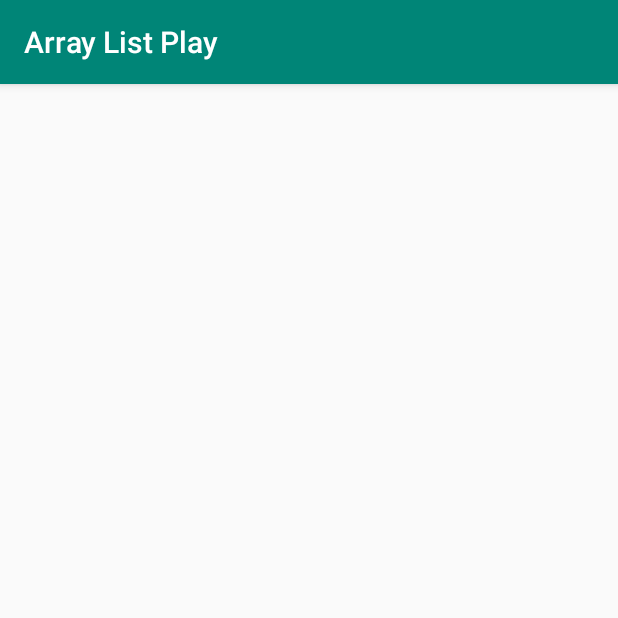
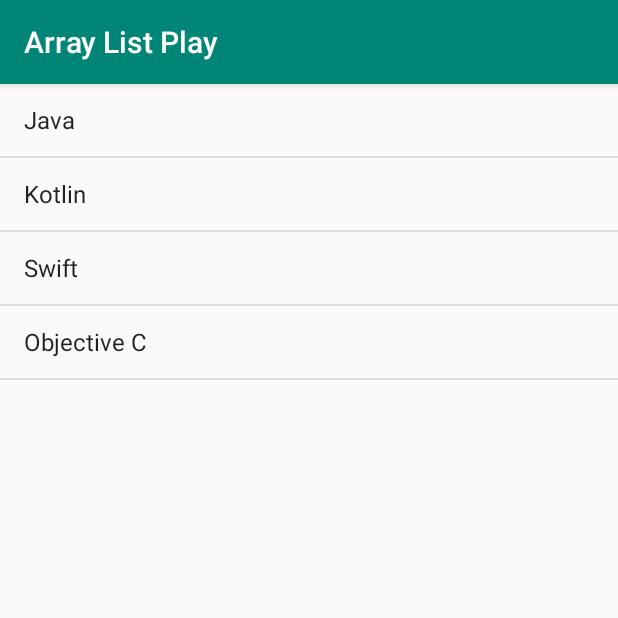
Before and after one commit to MobileApps-Cascadia/HFA-Chapter07, an Android app: the screen it shows after launch (MainActivity), on a phone screen of 412 x 824 dp, the top half of it. Run offline under Robolectric (Android 15) with nearby library versions, the phone set to English and light mode, and no system bars; 1 statement that could not run was skipped.

```diff
--- a/app/src/main/java/edu/cascadia/mobile/apps/arraylistplay/MainActivity.java
+++ b/app/src/main/java/edu/cascadia/mobile/apps/arraylistplay/MainActivity.java
@@ -14,7 +14,7 @@ public class MainActivity extends AppCompatActivity {
         super.onCreate(savedInstanceState);
 
         //TODO: Refactor for RecyclerView
-        setContentView(R.layout.activity_main_recyclerview);
+        setContentView(R.layout.activity_main);
 
         //Data stored in a String[]
         String[] myDataArray = new String[] {"Java", "Kotlin", "Swift", "Objective C"};
```
